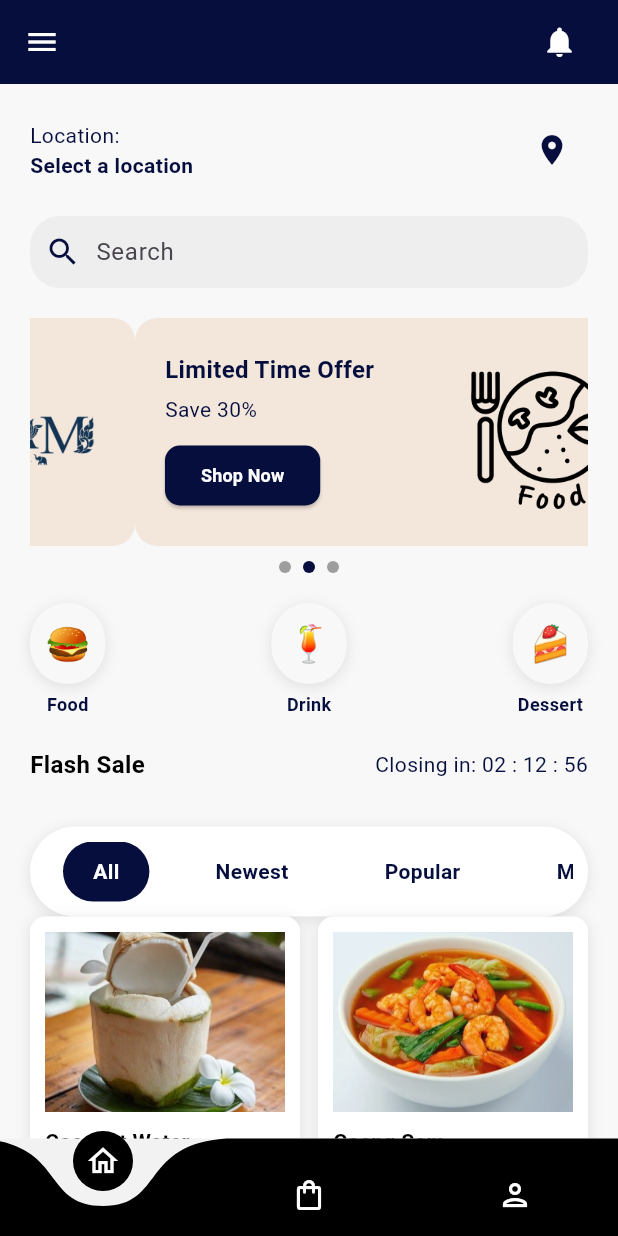
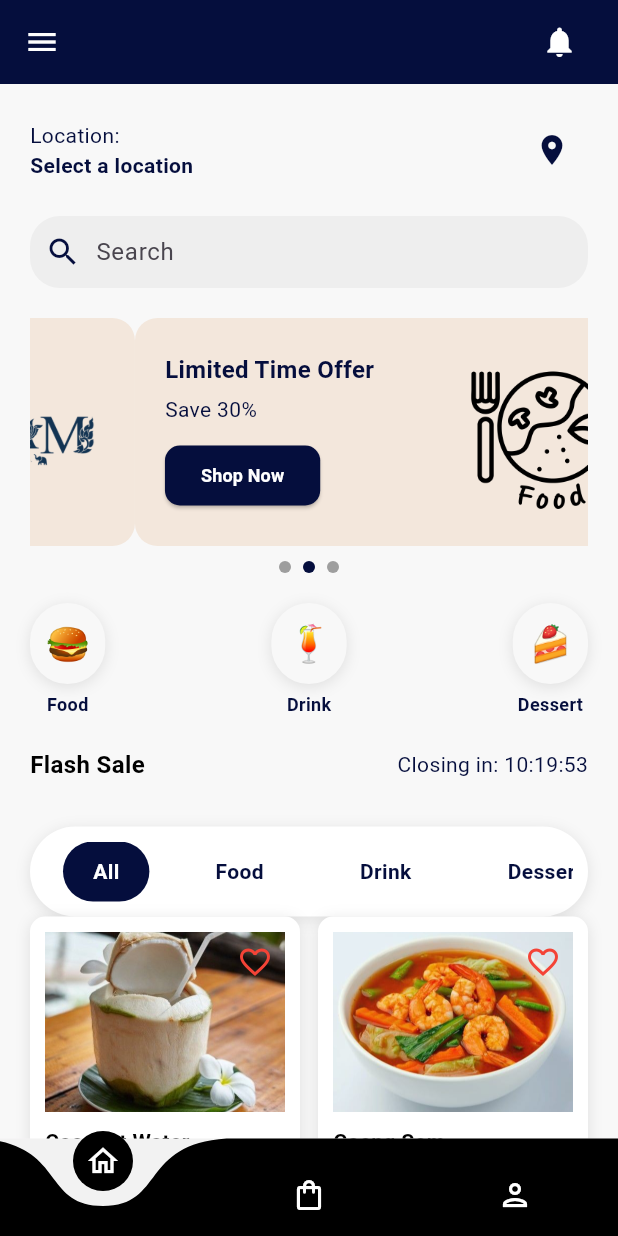
Before and after one commit to OliviaRamadhani/POS-FLUTTER, a Flutter app: the screen it shows after launch, on a phone screen of 412 x 824 dp. Run offline on Flutter 3.47's test engine with Material 3 defaults, Android fonts, the phone set to English and light mode, and no system bars; drawn by our look-alikes of curved_navigation_bar; our stand-ins replace google_maps_flutter, icons_plus.

Commit message:
Menambahkan fungsi flash sale agar jalan animated page lalu juga memberi filter dan like pada menu

```diff
--- a/lib/screens/home.dart
+++ b/lib/screens/home.dart
@@ -28,11 +28,14 @@
         final PageController _pageController = PageController();
         int _currentIndex = 0;
         String _selectedFilter = "All";
-          late Timer _timer;
-
+        late Timer _flashSaleTimer;  // Timer for flash sale countdown
+        late Timer _pageTransitionTimer;  // Timer for page transitions
         late GoogleMapController _mapController;
         LatLng _selectedLocation = LatLng(0, 0); // Default location
         final Set<Marker> _markers = {};
+
+        // Remaining time for Flash Sale
+        Duration _remainingTime = Duration(hours: 10, minutes: 20, seconds: 00);
 
         final List<Map<String, String>> discountItems = [
           {
@@ -52,33 +55,58 @@
           },
         ];
 
+        // List to store like counts for each product
+        List<int> likeCounts = List<int>.filled(18, 0); // Assuming you have 18 products
+
         @override
         void initState() {
           super.initState();
 
-            // Set up the Timer to automatically change the page every 3 seconds
-            _timer = Timer.periodic(Duration(seconds: 6), (timer) {
+              // Start countdown for Flash Sale (every second)
+        _flashSaleTimer = Timer.periodic(Duration(seconds: 1), (timer) {
+          if (_remainingTime.inSeconds > 0) {
+            setState(() {
+              _remainingTime = _remainingTime - Duration(seconds: 1);
+            });
+          } else {
+            _flashSaleTimer.cancel(); // Stop the countdown when time is up
+          }
+        });
+
+        // Start page transition (every 6 seconds)
+        _pageTransitionTimer = Timer.periodic(Duration(seconds: 6), (timer) {
+          setState(() {
             if (_currentIndex < discountItems.length - 1) {
               _currentIndex++;
             } else {
               _currentIndex = 0;
             }
+          });
 
-              // Animate to the next page with a slower transition and a smoother curve
+
             _pageController.animateToPage(
               _currentIndex,
-                duration: Duration(milliseconds: 2500), // Further slow down the transition (1.5 seconds)
-                curve: Curves.easeInOut, // More gradual, smooth curve
+              duration: Duration(milliseconds: 2500),
+              curve: Curves.easeInOut,
             );
-
-              setState(() {}); // Rebuild the widget to update the indicator
           });
         }
 
          @override
           void dispose() {
-            _timer.cancel(); // Cancel the timer when the widget is disposed
+            // Cancel both timers when the widget is disposed
+            _flashSaleTimer.cancel();
+            _pageTransitionTimer.cancel();
             super.dispose();
+          }
+
+        // Format time in HH:mm:ss format
+        String _formatTime(Duration duration) {
+          String twoDigits(int n) => n.toString().padLeft(2, '0');
+          final hours = twoDigits(duration.inHours);
+          final minutes = twoDigits(duration.inMinutes.remainder(60));
+          final seconds = twoDigits(duration.inSeconds.remainder(60));
+          return '$hours:$minutes:$seconds';
         }
 
         // Method to update location when user selects on map
@@ -100,6 +128,14 @@
         void _onFilterSelected(String filter) {
           setState(() {
             _selectedFilter = filter;
+          });
+        }
+
+
+        // Method to handle toggling likes for a product
+        void _toggleLike(int index) {
+          setState(() {
+            likeCounts[index] = likeCounts[index] == 0 ? 1 : 0;  // Toggle between 0 and 1
           });
         }
 
@@ -360,6 +396,7 @@
               ],
             );
           }
+              // Flash Sale section with countdown timer
               Widget _buildFlashSaleSection() {
                 return Column(
                   crossAxisAlignment: CrossAxisAlignment.start,
@@ -368,7 +405,7 @@
                       mainAxisAlignment: MainAxisAlignment.spaceBetween,
                       children: [
                         Text("Flash Sale", style: TextStyle(fontSize: 16, fontWeight: FontWeight.bold, color: Colors.black)),
-                      Text("Closing in: 02 : 12 : 56", style: TextStyle(fontSize: 14, color: Color.fromARGB(255, 5, 14, 61))),
+                        Text("Closing in: ${_formatTime(_remainingTime)}", style: TextStyle(fontSize: 14, color: Color.fromARGB(255, 5, 14, 61))),
                       ],
                     ),
                     SizedBox(height: 10),
@@ -378,7 +415,7 @@
 
 
          Widget _buildFilterRow() {
-            final filters = ["All", "Newest", "Popular", "Man", "Women"];
+        final filters = ["All", "Food", "Drink", "Dessert"];  // Modified filters
         return Container(
           padding: EdgeInsets.all(10),
           decoration: BoxDecoration(
@@ -409,28 +446,38 @@
         );
       }
 
+
+
           Widget _buildProductGrid() {
-            // List of product details with title, price, and image
+          // List of product details with title, price, image, and category
           final products = [
-              {"title": "Coconut Water", "price": "\$5.99", "image": "images/Coconut Water.jpg"},
-              {"title": "Gaeng Som", "price": "\$12.99", "image": "images/Gaeng Som.jpg"},
-              {"title": "Khanom Jeen Nam Ya", "price": "\$49.99", "image": "images/Khanom Jeen Nam Ya.jpg"},
-              {"title": "Khao", "price": "\$29.99", "image": "images/khao.jpeg"},
-              {"title": "Larb", "price": "\$39.99", "image": "images/Larb.jpg"},
-              {"title": "Lod Chong", "price": "\$7.99", "image": "images/Lod Chong.jpg"},
-              {"title": "Mango Sticky Rice", "price": "\$9.99", "image": "images/Mango Sticky Rice.jpg"},
-              {"title": "P Aor", "price": "\$11.99", "image": "images/P Aor.jpg"},
-              {"title": "Pad", "price": "\$14.99", "image": "images/pad.jpeg"},
-              {"title": "Pranakorn", "price": "\$16.99", "image": "images/Pranakorn .jpg"},
-              {"title": "Savoey", "price": "\$13.99", "image": "images/Savoey.jpg"},
-              {"title": "Soi", "price": "\$8.99", "image": "images/soi.jpeg"},
-              {"title": "Somtam", "price": "\$7.99", "image": "images/somtam.jpeg"},
-              {"title": "Tako", "price": "\$5.99", "image": "images/Tako.jpg"},
-              {"title": "Tamarind Juice", "price": "\$3.99", "image": "images/Tamarind Juice.jpg"},
-              {"title": "Thai", "price": "\$12.99", "image": "images/thai.jpeg"},
-              {"title": "Tom Kha Kai", "price": "\$15.99", "image": "images/Tom Kha Kai.jpg"},
-              {"title": "Yam Nua", "price": "\$17.99", "image": "images/Yam Nua.jpg"},
+            {"title": "Coconut Water", "price": "\$5.99", "image": "images/Coconut Water.jpg", "category": "Drink"},
+            {"title": "Gaeng Som", "price": "\$12.99", "image": "images/Gaeng Som.jpg", "category": "Food"},
+            {"title": "Khanom Jeen Nam Ya", "price": "\$49.99", "image": "images/Khanom Jeen Nam Ya.jpg", "category": "Food"},
+            {"title": "Khao", "price": "\$29.99", "image": "images/khao.jpeg", "category": "Food"},
+            {"title": "Larb", "price": "\$39.99", "image": "images/Larb.jpg", "category": "Food"},
+            {"title": "Lod Chong", "price": "\$7.99", "image": "images/Lod Chong.jpg", "category": "Dessert"},
+            {"title": "Mango Sticky Rice", "price": "\$9.99", "image": "images/Mango Sticky Rice.jpg", "category": "Dessert"},
+            {"title": "P Aor", "price": "\$11.99", "image": "images/P Aor.jpg", "category": "Food"},
+            {"title": "Pad", "price": "\$14.99", "image": "images/pad.jpeg", "category": "Food"},
+            {"title": "Pranakorn", "price": "\$16.99", "image": "images/Pranakorn .jpg", "category": "Food"},
+            {"title": "Savoey", "price": "\$13.99", "image": "images/Savoey.jpg", "category": "Food"},
+            {"title": "Soi", "price": "\$8.99", "image": "images/soi.jpeg", "category": "Food"},
+            {"title": "Somtam", "price": "\$7.99", "image": "images/somtam.jpeg", "category": "Food"},
+            {"title": "Tako", "price": "\$5.99", "image": "images/Tako.jpg", "category": "Dessert"},
+            {"title": "Tamarind Juice", "price": "\$3.99", "image": "images/Tamarind Juice.jpg", "category": "Drink"},
+            {"title": "Thai", "price": "\$12.99", "image": "images/thai.jpeg", "category": "Drink"},
+            {"title": "Tom Kha Kai", "price": "\$15.99", "image": "images/Tom Kha Kai.jpg", "category": "Food"},
+            {"title": "Yam Nua", "price": "\$17.99", "image": "images/Yam Nua.jpg", "category": "Food"},
           ];
+
+          // Filter products based on the selected filter
+          List<Map<String, String>> filteredProducts = [];
+          if (_selectedFilter == "All") {
+            filteredProducts = products; // Show all products if "All" is selected
+          } else {
+            filteredProducts = products.where((product) => product["category"] == _selectedFilter).toList();
+          }
 
           return GridView.builder(
             physics: NeverScrollableScrollPhysics(),
@@ -441,15 +488,22 @@
               mainAxisSpacing: 12, // Increased space between grid items
               childAspectRatio: 0.75,
             ),
-              itemCount: products.length,
+            itemCount: filteredProducts.length,
             itemBuilder: (context, index) {
-                final product = products[index];
-                return _buildProductCard(product["title"]!, product["price"]!, product["image"]!);
+              final product = filteredProducts[index];
+              return _buildProductCard(
+                product["title"]!,
+                product["price"]!,
+                product["image"]!,
+                likes: likeCounts[index],
+                onLikeTapped: () => _toggleLike(index)
+              );
             },
           );
         }
 
-          Widget _buildProductCard(String title, String price, String imageUrl) {
+
+          Widget _buildProductCard(String title, String price, String imageUrl, {int likes = 0, required VoidCallback onLikeTapped}) {
             return Container(
               padding: EdgeInsets.all(10),
               decoration: BoxDecoration(
@@ -468,11 +522,27 @@
                   Column(
                     crossAxisAlignment: CrossAxisAlignment.start,
                     children: [
+                      Stack(
+                        children: [
                           Image.asset(
                             imageUrl,
                             width: double.infinity,
                             height: 120,
                             fit: BoxFit.cover,
+                          ),
+                          Positioned(
+                            top: 8,
+                            right: 8,
+                            child: GestureDetector(
+                              onTap: onLikeTapped,
+                              child: Icon(
+                                likes == 0 ? Icons.favorite_border : Icons.favorite, // Change icon based on like state
+                                color: Colors.red,
+                                size: 24,
+                              ),
+                            ),
+                          ),
+                        ],
                       ),
                       SizedBox(height: 10),
                       Text(
@@ -489,8 +559,25 @@
                   Positioned(
                     bottom: 10,
                     right: 10,
-                    child: ElevatedButton(
-                      onPressed: () {},
+                    child: Row(
+                      mainAxisAlignment: MainAxisAlignment.spaceBetween,  // Align text and button to opposite sides
+                      children: [
+                        Row(
+                          children: [
+                            // Shift like count to the left by adding padding or adjusting alignment
+                            Padding(
+                              padding: EdgeInsets.only(left: 10 , right: 35), // Adjust this value to fine-tune the position
+                              child: Text(
+                                '$likes', // Display the number of likes
+                                style: TextStyle(fontSize: 20, fontWeight: FontWeight.bold, color: Colors.black),
+                              ),
+                            ),
+                          ],
+                        ),
+                        ElevatedButton(
+                          onPressed: () {
+                            // Add logic for shopping action here
+                          },
                           style: ElevatedButton.styleFrom(
                             backgroundColor: Color.fromARGB(255, 5, 14, 61),
                             shape: RoundedRectangleBorder(
@@ -500,18 +587,23 @@
                           child: Text(
                             "Shop Now",
                             style: TextStyle(
-                            fontSize: 8,
-                            color: Colors.white, // Set the text color
+                              fontSize: 10,
+                              color: Colors.white,
                               fontWeight: FontWeight.bold,
                             ),
                           ),
-
+                        ),
+                      ],
                     ),
                   ),
                 ],
               ),
             );
           }
+
+
+
+
 
 
           Widget _buildDiscountBanner(String? title, String? discount, String? imagePath) {
```
Lines whose indentation alone changed are shown as unchanged.
